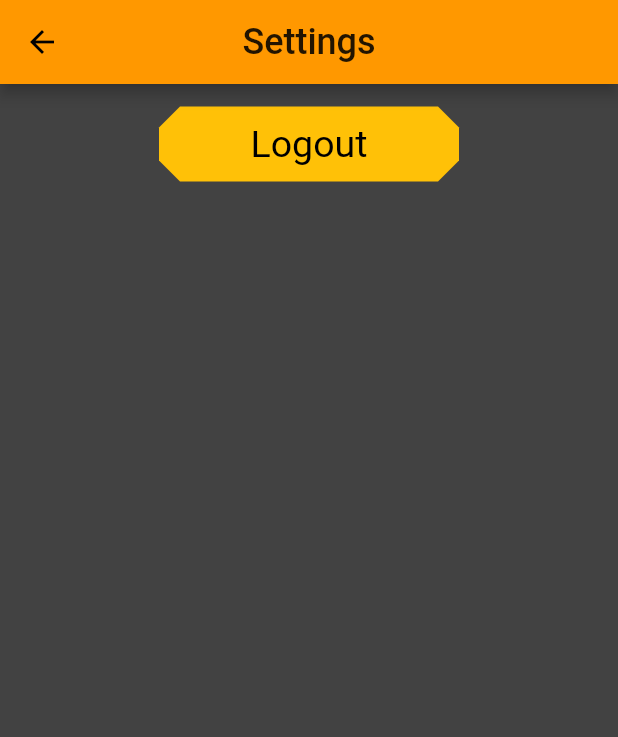
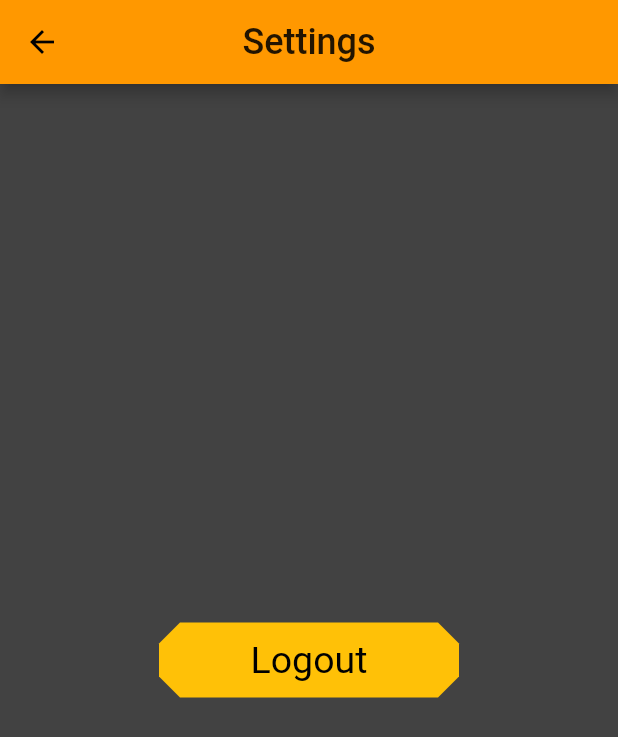
Before and after one commit to MermertH/economiser, a Flutter app: the SettingsPage screen opened directly, on a phone screen of 412 x 824 dp. Shown: the top 737 px of the screen. Run offline on Flutter 3.47's test engine with Material 2 defaults, Android fonts, the phone set to English and light mode, and no system bars; our stand-ins replace cloud_firestore, firebase_auth, firebase_core, jiffy; accounts and stored records are empty.

```diff
--- a/lib/SettingsPage/Settings.dart
+++ b/lib/SettingsPage/Settings.dart
@@ -17,6 +17,7 @@ class SettingsPage extends StatelessWidget {
       ),
       body: Center(
         child: Column(
+          mainAxisAlignment: MainAxisAlignment.center,
           children: [
             Padding(
               padding: const EdgeInsets.all(15.0),
```
Also changed, not shown: lib/PopUps/add_expense.dart (+4 -5 lines).
